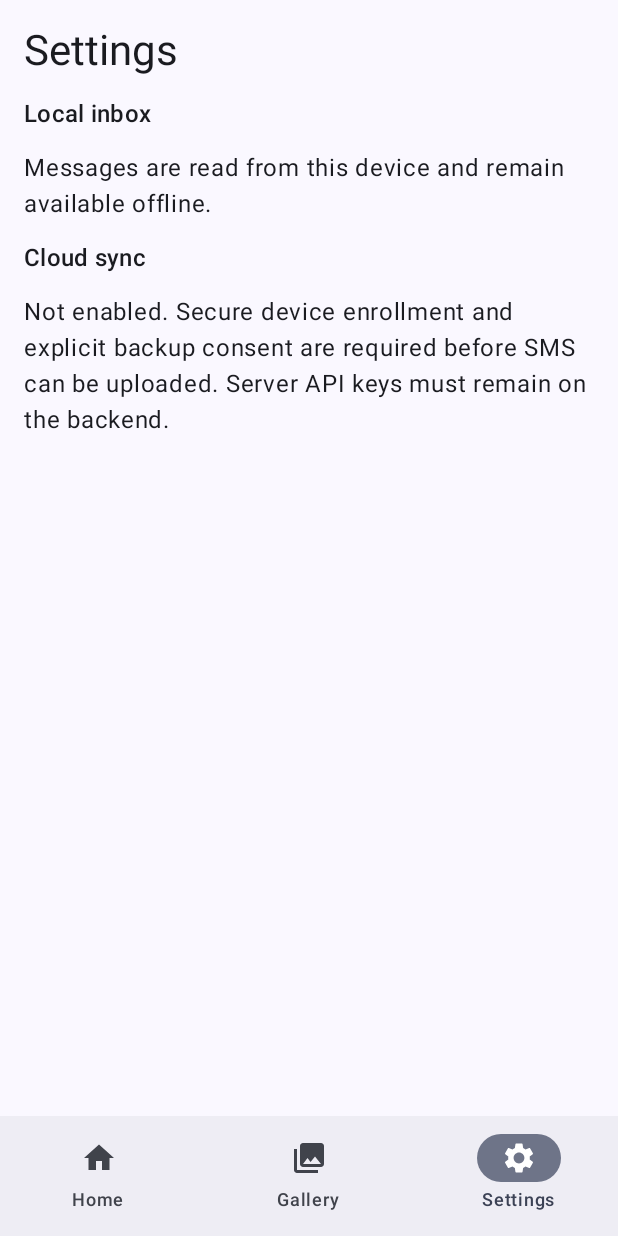
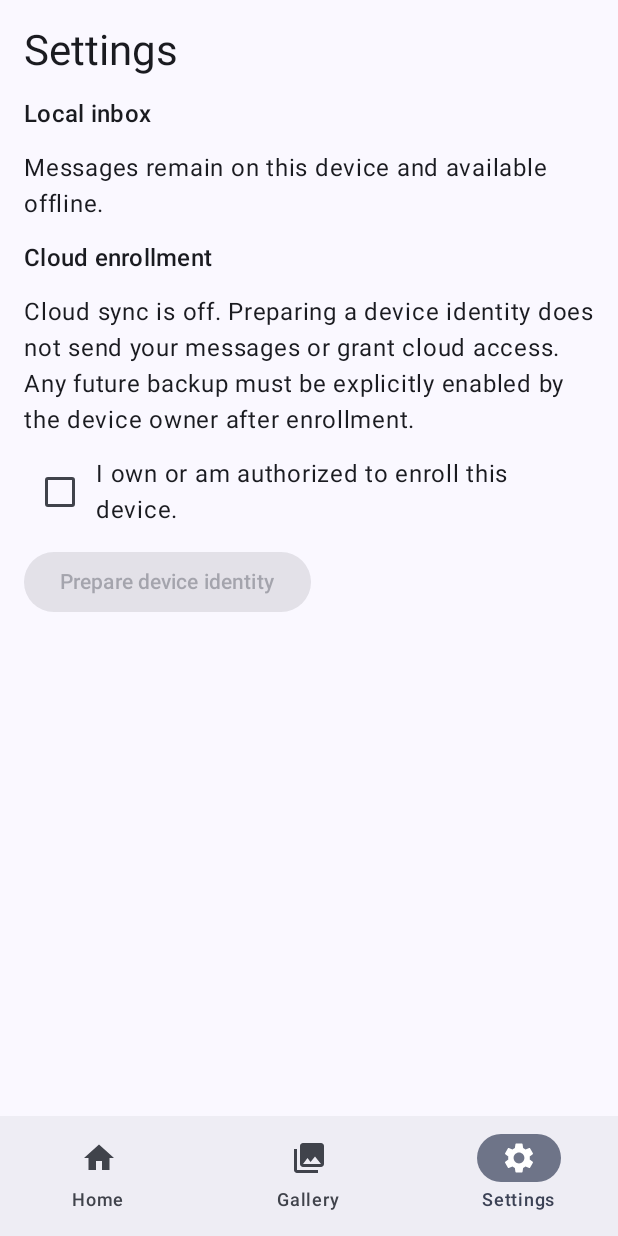
Before and after one commit to billalhossainjoy/atom, an Android app built with Jetpack Compose: the SettingsScreen screen opened through its navigation route, on a phone screen of 412 x 824 dp. Run offline under Robolectric (Android 15) with nearby library versions, the phone set to English and light mode, and no system bars; our stand-ins replace navigation suite; pictures from the network do not load; 3 statements that could not run were skipped.

Commit message:
feat: add visible owner-controlled enrollment preparation

```diff
--- a/app/src/main/java/com/billal/datom/SettingsScreen.kt
+++ b/app/src/main/java/com/billal/datom/SettingsScreen.kt
@@ -2,24 +2,102 @@ package com.billal.datom
 
 import androidx.compose.foundation.layout.Arrangement
 import androidx.compose.foundation.layout.Column
+import androidx.compose.foundation.layout.Row
 import androidx.compose.foundation.layout.fillMaxSize
 import androidx.compose.foundation.layout.padding
+import androidx.compose.foundation.rememberScrollState
+import androidx.compose.foundation.verticalScroll
+import androidx.compose.material3.Button
+import androidx.compose.material3.Checkbox
 import androidx.compose.material3.MaterialTheme
+import androidx.compose.material3.OutlinedButton
 import androidx.compose.material3.Text
 import androidx.compose.runtime.Composable
+import androidx.compose.runtime.LaunchedEffect
+import androidx.compose.runtime.getValue
+import androidx.compose.runtime.mutableStateOf
+import androidx.compose.runtime.remember
+import androidx.compose.runtime.rememberCoroutineScope
+import androidx.compose.runtime.setValue
+import androidx.compose.ui.Alignment
 import androidx.compose.ui.Modifier
+import androidx.compose.ui.platform.LocalContext
 import androidx.compose.ui.unit.dp
+import com.billal.datom.appwrite.DeviceEnrollment
+import kotlinx.coroutines.Dispatchers
+import kotlinx.coroutines.launch
+import kotlinx.coroutines.withContext
 
 @Composable
 fun SettingsScreen(modifier: Modifier = Modifier) {
+    val context = LocalContext.current
+    val scope = rememberCoroutineScope()
+    var confirmed by remember { mutableStateOf(false) }
+    var fingerprint by remember { mutableStateOf<String?>(null) }
+    var busy by remember { mutableStateOf(true) }
+    var error by remember { mutableStateOf(false) }
+
+    LaunchedEffect(Unit) {
+        try {
+            fingerprint = withContext(Dispatchers.IO) {
+                DeviceEnrollment.removeLegacyApiKey(context)
+                DeviceEnrollment.fingerprint()
+            }
+        } catch (_: Exception) {
+            error = true
+        } finally {
+            busy = false
+        }
+    }
+
     Column(
-        modifier = modifier.fillMaxSize().padding(16.dp),
+        modifier = modifier.fillMaxSize().verticalScroll(rememberScrollState()).padding(16.dp),
         verticalArrangement = Arrangement.spacedBy(12.dp)
     ) {
         Text("Settings", style = MaterialTheme.typography.headlineMedium)
         Text("Local inbox", style = MaterialTheme.typography.titleMedium)
-        Text("Messages are read from this device and remain available offline.")
-        Text("Cloud sync", style = MaterialTheme.typography.titleMedium)
-        Text("Not enabled. Secure device enrollment and explicit backup consent are required before SMS can be uploaded. Server API keys must remain on the backend.")
+        Text("Messages remain on this device and available offline.")
+        Text("Cloud enrollment", style = MaterialTheme.typography.titleMedium)
+        Text("Cloud sync is off. Preparing a device identity does not send your messages or grant cloud access. Any future backup must be explicitly enabled by the device owner after enrollment.")
+        if (fingerprint == null) {
+            Row(verticalAlignment = Alignment.CenterVertically) {
+                Checkbox(checked = confirmed, onCheckedChange = { confirmed = it }, enabled = !busy)
+                Text("I own or am authorized to enroll this device.")
+            }
+            Button(enabled = confirmed && !busy, onClick = {
+                busy = true
+                error = false
+                scope.launch {
+                    try {
+                        fingerprint = withContext(Dispatchers.IO) { DeviceEnrollment.prepare() }
+                    } catch (_: Exception) {
+                        error = true
+                    } finally {
+                        busy = false
+                    }
+                }
+            }) { Text("Prepare device identity") }
+        } else {
+            Text("Identity prepared — not enrolled")
+            Text("Public-key fingerprint", style = MaterialTheme.typography.labelMedium)
+            Text(fingerprint.orEmpty(), style = MaterialTheme.typography.bodySmall)
+            OutlinedButton(enabled = !busy, onClick = {
+                busy = true
+                error = false
+                scope.launch {
+                    try {
+                        withContext(Dispatchers.IO) { DeviceEnrollment.reset() }
+                        fingerprint = null
+                        confirmed = false
+                    } catch (_: Exception) {
+                        error = true
+                    } finally {
+                        busy = false
+                    }
+                }
+            }) { Text("Reset local identity") }
+        }
+        if (error) Text("Device identity operation failed. Cloud sync remains off.",
+            color = MaterialTheme.colorScheme.error)
     }
 }
```
